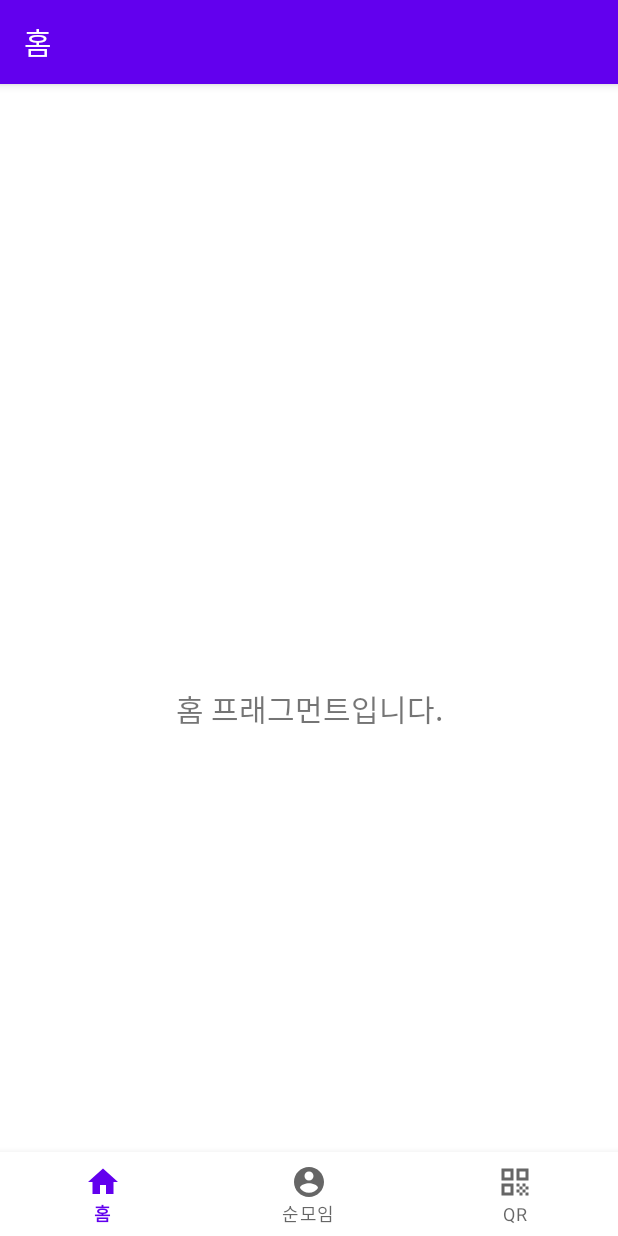
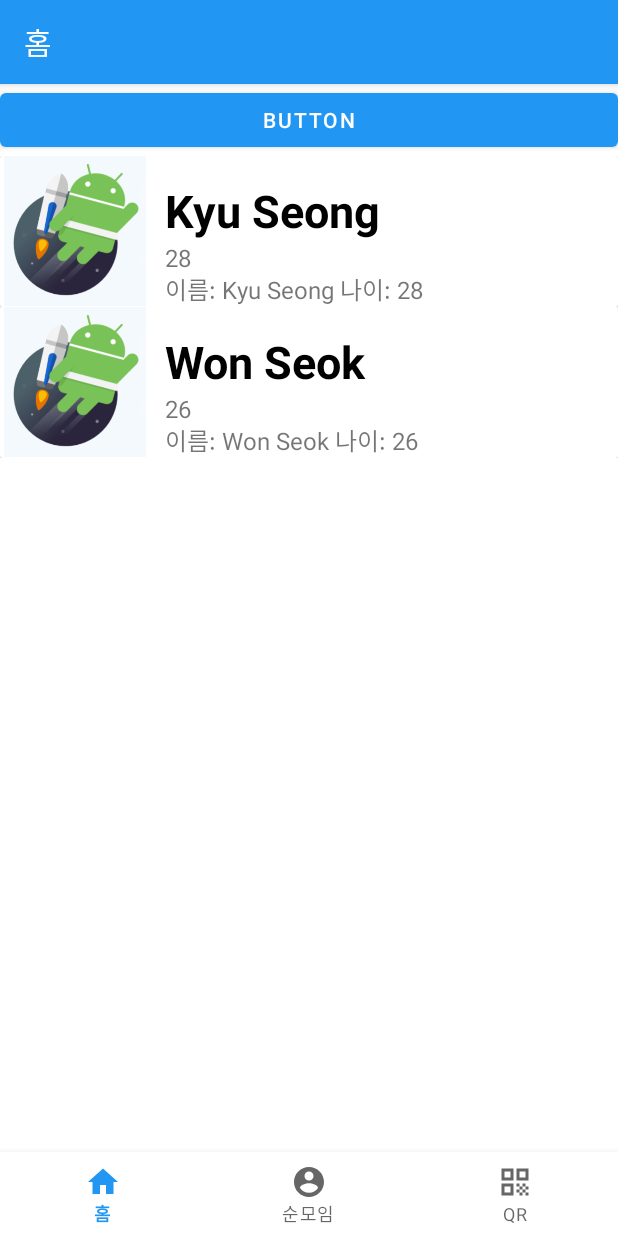
Before and after one commit to ksjmgrkks/J-people, an Android app: the screen it shows after launch (MainActivity), on a phone screen of 412 x 824 dp. Run offline under Robolectric (Android 15) with nearby library versions, the phone set to English and light mode, and no system bars; our stand-ins replace data binding, navigation-ui.

Commit message:
Feat: HomeFragment에서 ViewModel 과 Livedata를 이용한 RecyclerView 적용 2022/01/17 다음 커밋은 구현 기능에 대한 자세한 설명과 이해를 주석으로 달 예정

```diff
--- a/app/src/main/java/kks/jpeople/ui/community/CommunityFragment.kt
+++ b/app/src/main/java/kks/jpeople/fragment/community/CommunityFragment.kt
@@ -1,16 +1,13 @@
-package kks.jpeople.ui.community
+package kks.jpeople.fragment.community
 
 import android.os.Bundle
 import android.view.LayoutInflater
 import android.view.View
 import android.view.ViewGroup
 import android.widget.TextView
-import android.widget.Toast
-import androidx.databinding.DataBindingUtil
 import androidx.fragment.app.Fragment
 import androidx.lifecycle.Observer
 import androidx.lifecycle.ViewModelProvider
-import kks.jpeople.R
 import kks.jpeople.databinding.FragmentCommunityBinding
 
 class CommunityFragment : Fragment() {
--- a/app/src/main/java/kks/jpeople/ui/community/CommunityViewModel.kt
+++ b/app/src/main/java/kks/jpeople/fragment/community/CommunityViewModel.kt
@@ -1,5 +1,4 @@
-package kks.jpeople.ui.community
-import android.widget.Toast
+package kks.jpeople.fragment.community
 import androidx.lifecycle.LiveData
 import androidx.lifecycle.MutableLiveData
 import androidx.lifecycle.Transformations
--- a/app/src/main/java/kks/jpeople/ui/home/HomeFragment.kt
+++ b/app/src/main/java/kks/jpeople/fragment/home/HomeFragment.kt
@@ -1,10 +1,9 @@
-package kks.jpeople.ui.home
+package kks.jpeople.fragment.home
 
 import android.os.Bundle
 import android.view.LayoutInflater
 import android.view.View
 import android.view.ViewGroup
-import android.widget.TextView
 import androidx.fragment.app.Fragment
 import androidx.lifecycle.Observer
 import androidx.lifecycle.ViewModelProvider
@@ -14,9 +13,6 @@ class HomeFragment : Fragment() {
 
     private lateinit var homeViewModel: HomeViewModel
     private var _binding: FragmentHomeBinding? = null
-
-    // This property is only valid between onCreateView and
-    // onDestroyView.
     private val binding get() = _binding!!
 
     override fun onCreateView(
@@ -24,16 +20,16 @@ class HomeFragment : Fragment() {
         container: ViewGroup?,
         savedInstanceState: Bundle?
     ): View? {
-        homeViewModel =
-            ViewModelProvider(this).get(HomeViewModel::class.java)
-
         _binding = FragmentHomeBinding.inflate(inflater, container, false)
         val root: View = binding.root
 
-        val textView: TextView = binding.textHome
-        homeViewModel.text.observe(viewLifecycleOwner, Observer {
-            textView.text = it
-        })
+        // 뷰모델 연결
+        homeViewModel = ViewModelProvider(this)[HomeViewModel::class.java]
+        binding.viewModel = homeViewModel
+
+        // 뷰모델을 LifeCycle 에 종속시킴, LifeCycle 동안 옵저버 역할을 함
+        binding.lifecycleOwner = this
+
         return root
     }
 
--- /dev/null
+++ b/app/src/main/java/kks/jpeople/fragment/home/HomeViewModel.kt
@@ -0,0 +1,27 @@
+package kks.jpeople.fragment.home
+
+import androidx.lifecycle.LiveData
+import androidx.lifecycle.MutableLiveData
+import androidx.lifecycle.ViewModel
+
+class HomeViewModel : ViewModel() {
+    private val _userList = MutableLiveData<ArrayList<User>>()
+    val userList : LiveData<ArrayList<User>>
+        get() = _userList
+
+    private var items = ArrayList<User>()
+
+    init{
+        items = arrayListOf(
+            User("Kyu Seong",28),
+            User("Won Seok",26)
+        )
+        _userList.value = items
+    }
+
+    fun buttonClick(){
+        val user = User("yeong min Master",38)
+        items.add(user)
+        _userList.value = items
+    }
+}
--- /dev/null
+++ b/app/src/main/java/kks/jpeople/fragment/home/MyAdapter.kt
@@ -0,0 +1,40 @@
+package kks.jpeople.fragment.home
+
+import android.view.LayoutInflater
+import android.view.ViewGroup
+import androidx.recyclerview.widget.RecyclerView
+import kks.jpeople.databinding.RecyclerviewItemBinding
+
+class MyAdapter()
+    : RecyclerView.Adapter<MyAdapter.MyViewHolder>() {
+
+    var userList = mutableListOf<User>()
+
+    // 생성된 뷰 홀더에 값 지정
+    class MyViewHolder(private val binding: RecyclerviewItemBinding) : RecyclerView.ViewHolder(binding.root) {
+        fun bind(currentUser : User) {
+            binding.user = currentUser
+        }
+    }
+
+    // 어떤 xml 으로 뷰 홀더를 생성할지 지정
+    override fun onCreateViewHolder(parent: ViewGroup, viewType: Int): MyViewHolder {
+        val binding = RecyclerviewItemBinding.inflate(LayoutInflater.from(parent.context),parent,false)
+        return MyViewHolder(binding)
+    }
+
+    // 뷰 홀더에 데이터 바인딩
+    override fun onBindViewHolder(holder: MyViewHolder, position: Int) {
+        holder.bind(userList[position])
+    }
+
+    // 뷰 홀더의 개수 리턴
+    override fun getItemCount(): Int {
+        return userList.size
+    }
+
+    //아이템의 id 값을 받아오는 함수
+    override fun getItemId(position: Int): Long {
+        return position.toLong()
+    }
+}
--- /dev/null
+++ b/app/src/main/java/kks/jpeople/fragment/home/MyBindingAdapter.kt
@@ -0,0 +1,24 @@
+package kks.jpeople.fragment.home
+
+import androidx.databinding.BindingAdapter
+import androidx.recyclerview.widget.RecyclerView
+
+object MyBindingAdapter{
+
+    @BindingAdapter("items")
+    @JvmStatic
+    fun setItems(recyclerView: RecyclerView, items : ArrayList<User>){
+
+        if(recyclerView.adapter == null) {
+            val adapter = MyAdapter()
+            adapter.setHasStableIds(true)
+            recyclerView.adapter = adapter
+        }
+
+        val myAdapter = recyclerView.adapter as MyAdapter
+
+        myAdapter.userList = items
+        myAdapter.notifyDataSetChanged()
+    }
+
+}
--- /dev/null
+++ b/app/src/main/java/kks/jpeople/fragment/home/User.kt
@@ -0,0 +1,6 @@
+package kks.jpeople.fragment.home
+
+data class User(
+    val name: String,
+    val age: Int
+)
--- a/app/src/main/java/kks/jpeople/ui/qrcode/QRCodeFragment.kt
+++ b/app/src/main/java/kks/jpeople/fragment/qrcode/QRCodeFragment.kt
@@ -1,4 +1,4 @@
-package kks.jpeople.ui.qrcode
+package kks.jpeople.fragment.qrcode
 
 import android.os.Bundle
 import android.view.LayoutInflater
--- a/app/src/main/java/kks/jpeople/ui/qrcode/QrcodeViewModel.kt
+++ b/app/src/main/java/kks/jpeople/fragment/qrcode/QrcodeViewModel.kt
@@ -1,4 +1,4 @@
-package kks.jpeople.ui.qrcode
+package kks.jpeople.fragment.qrcode
 
 import androidx.lifecycle.LiveData
 import androidx.lifecycle.MutableLiveData
--- a/app/src/main/java/kks/jpeople/ui/home/HomeViewModel.kt
+++ /dev/null
@@ -1,13 +0,0 @@
-package kks.jpeople.ui.home
-
-import androidx.lifecycle.LiveData
-import androidx.lifecycle.MutableLiveData
-import androidx.lifecycle.ViewModel
-
-class HomeViewModel : ViewModel() {
-
-    private val _ttext = MutableLiveData<String>().apply {
-        value = "홈 프래그먼트입니다."
-    }
-    val text: LiveData<String> = _ttext
-}
--- a/app/src/main/res/layout/activity_main.xml
+++ b/app/src/main/res/layout/activity_main.xml
@@ -3,8 +3,7 @@
     xmlns:app="http://schemas.android.com/apk/res-auto"
     android:id="@+id/container"
     android:layout_width="match_parent"
-    android:layout_height="match_parent"
-    android:paddingTop="?attr/actionBarSize">
+    android:layout_height="match_parent">
 
     <com.google.android.material.bottomnavigation.BottomNavigationView
         android:id="@+id/nav_view"
@@ -22,9 +21,9 @@
         android:id="@+id/nav_host_fragment_activity_main"
         android:name="androidx.navigation.fragment.NavHostFragment"
         android:layout_width="match_parent"
-        android:layout_height="match_parent"
+        android:layout_height="wrap_content"
         app:defaultNavHost="true"
-        app:layout_constraintBottom_toTopOf="@id/nav_view"
+        app:layout_constraintHorizontal_bias="0.0"
         app:layout_constraintLeft_toLeftOf="parent"
         app:layout_constraintRight_toRightOf="parent"
         app:layout_constraintTop_toTopOf="parent"
--- a/app/src/main/res/layout/fragment_community.xml
+++ b/app/src/main/res/layout/fragment_community.xml
@@ -2,14 +2,14 @@
 <layout xmlns:android="http://schemas.android.com/apk/res/android"
     xmlns:app="http://schemas.android.com/apk/res-auto"
     xmlns:tools="http://schemas.android.com/tools"
-    tools:context="ui.community.CommunityFragment">
+    tools:context="fragment.community.CommunityFragment">
 
     <data>
         <variable name="name" type="String"/>
         <variable name="lastName" type="String"/>
         <variable
             name="viewmodel"
-            type="kks.jpeople.ui.community.CommunityViewModel"/>
+            type="kks.jpeople.fragment.community.CommunityViewModel"/>
     </data>
 
     <FrameLayout
--- a/app/src/main/res/layout/fragment_home.xml
+++ b/app/src/main/res/layout/fragment_home.xml
@@ -1,22 +1,40 @@
 <?xml version="1.0" encoding="utf-8"?>
-<androidx.constraintlayout.widget.ConstraintLayout xmlns:android="http://schemas.android.com/apk/res/android"
+<layout xmlns:android="http://schemas.android.com/apk/res/android"
     xmlns:app="http://schemas.android.com/apk/res-auto"
     xmlns:tools="http://schemas.android.com/tools"
+    tools:context="fragment.community.CommunityFragment">
+
+    <data>
+        <variable
+            name="viewModel"
+            type="kks.jpeople.fragment.home.HomeViewModel"/>
+    </data>
+
+    <androidx.constraintlayout.widget.ConstraintLayout
         android:layout_width="match_parent"
-    android:layout_height="match_parent"
-    tools:context=".ui.home.HomeFragment">
+        android:layout_height="match_parent">
 
-    <TextView
-        android:id="@+id/text_home"
+        <Button
+            android:id="@+id/button"
             android:layout_width="match_parent"
             android:layout_height="wrap_content"
-        android:layout_marginStart="8dp"
-        android:layout_marginTop="8dp"
-        android:layout_marginEnd="8dp"
-        android:textAlignment="center"
-        android:textSize="20sp"
-        app:layout_constraintBottom_toBottomOf="parent"
+            android:onClick="@{() -> viewModel.buttonClick()}"
+            android:text="Button"
             app:layout_constraintEnd_toEndOf="parent"
             app:layout_constraintStart_toStartOf="parent"
             app:layout_constraintTop_toTopOf="parent" />
+
+        <androidx.recyclerview.widget.RecyclerView
+            android:id="@+id/recyclerView"
+            android:layout_width="match_parent"
+            android:layout_height="0dp"
+            app:layoutManager="androidx.recyclerview.widget.LinearLayoutManager"
+            app:items="@{viewModel.userList}"
+            app:layout_constraintEnd_toEndOf="parent"
+            app:layout_constraintHorizontal_bias="0.0"
+            app:layout_constraintStart_toStartOf="parent"
+            app:layout_constraintTop_toBottomOf="@+id/button" />
+
     </androidx.constraintlayout.widget.ConstraintLayout>
+
+</layout>
--- a/app/src/main/res/layout/fragment_qrcode.xml
+++ b/app/src/main/res/layout/fragment_qrcode.xml
@@ -4,7 +4,7 @@
     xmlns:tools="http://schemas.android.com/tools"
     android:layout_width="match_parent"
     android:layout_height="match_parent"
-    tools:context=".ui.qrcode.QRCodeFragment">
+    tools:context=".fragment.qrcode.QRCodeFragment">
 
     <TextView
         android:id="@+id/text_qrcode"
--- /dev/null
+++ b/app/src/main/res/layout/recyclerview_item.xml
@@ -0,0 +1,69 @@
+<?xml version="1.0" encoding="utf-8"?>
+<layout xmlns:android="http://schemas.android.com/apk/res/android"
+    xmlns:app="http://schemas.android.com/apk/res-auto"
+    xmlns:tools="http://schemas.android.com/tools">
+
+    <data>
+        <variable
+            name="user"
+            type="kks.jpeople.fragment.home.User"/>
+    </data>
+
+    <LinearLayout
+        android:layout_width="match_parent"
+        android:layout_height="wrap_content"
+        android:orientation="vertical">
+
+        <androidx.cardview.widget.CardView
+            android:id="@+id/cardView"
+            android:layout_width="match_parent"
+            android:layout_height="wrap_content">
+
+            <androidx.constraintlayout.widget.ConstraintLayout
+                android:layout_width="match_parent"
+                android:layout_height="match_parent">
+
+                <ImageView
+                    android:id="@+id/imageView"
+                    android:layout_width="100dp"
+                    android:layout_height="100dp"
+                    app:layout_constraintStart_toStartOf="parent"
+                    app:layout_constraintTop_toTopOf="parent"
+                    app:srcCompat="@drawable/jetpack" />
+
+                <TextView
+                    android:id="@+id/name_text"
+                    android:layout_width="wrap_content"
+                    android:layout_height="wrap_content"
+                    android:layout_marginStart="10dp"
+                    android:layout_marginTop="16dp"
+                    android:text="@{user.name}"
+                    android:textSize="30sp"
+                    android:textStyle="bold"
+                    android:textColor="@color/black"
+                    app:layout_constraintStart_toEndOf="@+id/imageView"
+                    app:layout_constraintTop_toTopOf="parent" />
+
+                <TextView
+                    android:id="@+id/description_text"
+                    android:layout_width="wrap_content"
+                    android:layout_height="wrap_content"
+                    android:text="@{Integer.toString(user.age)}"
+                    android:textSize="16sp"
+                    app:layout_constraintStart_toStartOf="@+id/name_text"
+                    app:layout_constraintTop_toBottomOf="@+id/name_text" />
+
+                <TextView
+                    android:id="@+id/intro_text"
+                    android:layout_width="wrap_content"
+                    android:layout_height="wrap_content"
+                    android:layout_marginTop="20dp"
+                    android:text="@{@string/user_format(user.name, user.age)}"
+                    android:textSize="16sp"
+                    app:layout_constraintStart_toStartOf="@+id/name_text"
+                    app:layout_constraintTop_toBottomOf="@+id/name_text" />
+
+            </androidx.constraintlayout.widget.ConstraintLayout>
+        </androidx.cardview.widget.CardView>
+    </LinearLayout>
+</layout>
--- a/app/src/main/res/navigation/mobile_navigation.xml
+++ b/app/src/main/res/navigation/mobile_navigation.xml
@@ -7,19 +7,19 @@
 
     <fragment
         android:id="@+id/navigation_home"
-        android:name="kks.jpeople.ui.home.HomeFragment"
+        android:name="kks.jpeople.fragment.home.HomeFragment"
         android:label="@string/title_home"
         tools:layout="@layout/fragment_home" />
 
     <fragment
         android:id="@+id/navigation_community"
-        android:name="kks.jpeople.ui.community.CommunityFragment"
+        android:name="kks.jpeople.fragment.community.CommunityFragment"
         android:label="@string/title_community"
         tools:layout="@layout/fragment_community" />
 
     <fragment
         android:id="@+id/navigation_qrcode"
-        android:name="kks.jpeople.ui.qrcode.QRCodeFragment"
+        android:name="kks.jpeople.fragment.qrcode.QRCodeFragment"
         android:label="@string/title_qrcode"
         tools:layout="@layout/fragment_qrcode" />
 </navigation>
--- a/app/src/main/res/values/strings.xml
+++ b/app/src/main/res/values/strings.xml
@@ -5,4 +5,5 @@
     <string name="title_qrcode">QR</string>
     <string name="add_link">클릭하기</string>
     <string name="link_empty"> 링크가 없습니다</string>
+    <string name="user_format">이름: %s 나이: %d</string>
 </resources>
--- a/app/src/main/res/values/themes.xml
+++ b/app/src/main/res/values/themes.xml
@@ -2,8 +2,8 @@
     <!-- Base application theme. -->
     <style name="Theme.Jpeople_Kotlin_Release" parent="Theme.MaterialComponents.DayNight.DarkActionBar">
         <!-- Primary brand color. -->
-        <item name="colorPrimary">@color/purple_500</item>
-        <item name="colorPrimaryVariant">@color/purple_700</item>
+        <item name="colorPrimary">#2196F3</item>
+        <item name="colorPrimaryVariant">#2196F3</item>
         <item name="colorOnPrimary">@color/white</item>
         <!-- Secondary brand color. -->
         <item name="colorSecondary">@color/teal_200</item>
```
Also changed, not shown: app/src/main/res/drawable/jetpack.png (added). Lines whose indentation alone changed are shown as unchanged.
